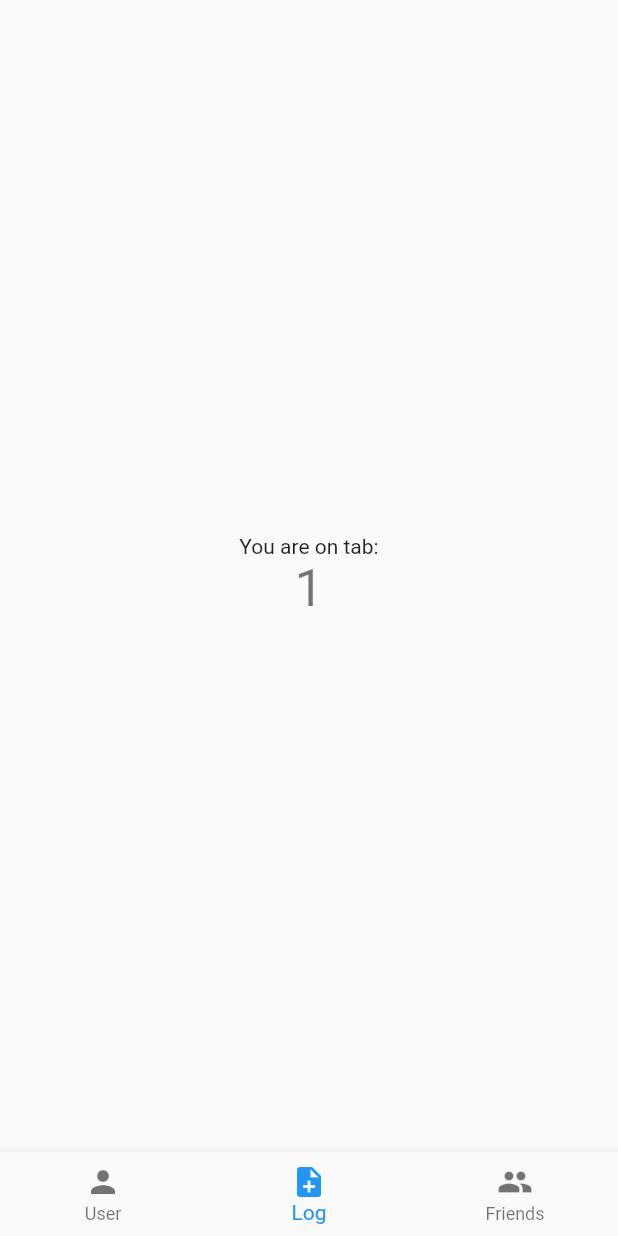
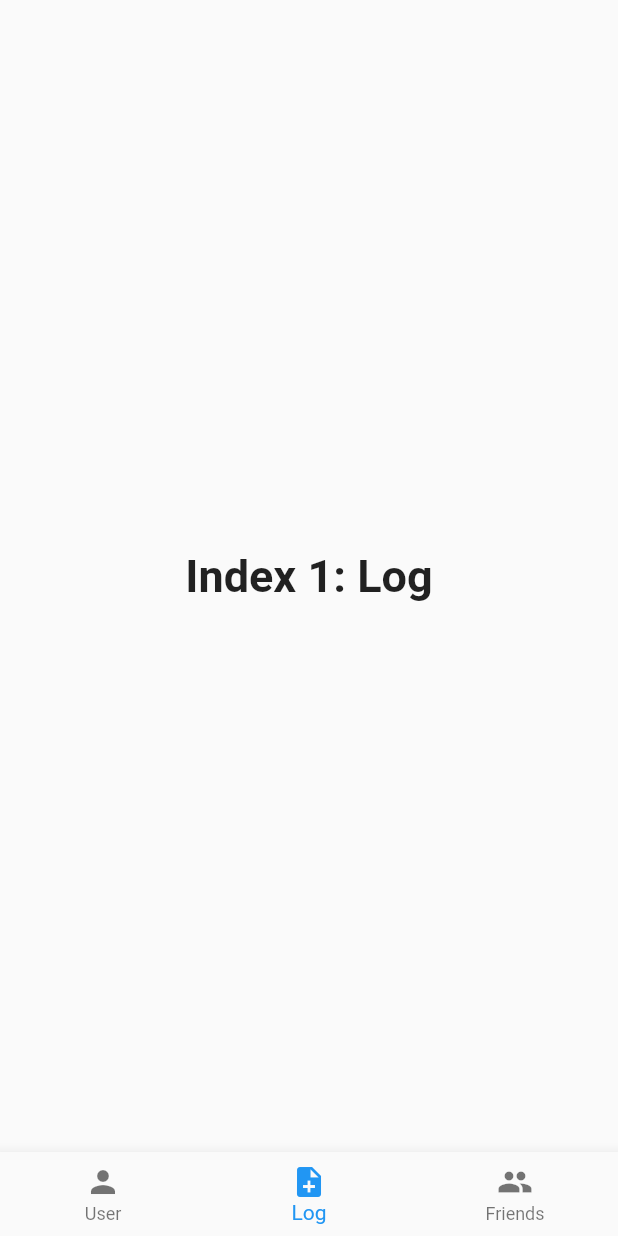
Before and after one commit to katerberg/friend-builder, a Flutter app: the screen it shows after launch, on a phone screen of 412 x 824 dp. Run offline on Flutter 3.47's test engine with Material 2 defaults, Android fonts, the phone set to English and light mode, and no system bars; our stand-ins replace contacts_service, permission_handler.

Commit message:
Has tab content

```diff
--- a/lib/navigationBar.dart
+++ b/lib/navigationBar.dart
@@ -7,6 +7,24 @@ class NavigationBar extends StatefulWidget {
 
 class _NavigationBarState extends State<NavigationBar> {
   int _tabIndex = 1;
+
+  static const TextStyle optionStyle =
+      TextStyle(fontSize: 30, fontWeight: FontWeight.bold);
+
+  static const List<Widget> _tabs = <Widget>[
+    Text(
+      'Index 0: User',
+      style: optionStyle,
+    ),
+    Text(
+      'Index 1: Log',
+      style: optionStyle,
+    ),
+    Text(
+      'Index 2: Friends',
+      style: optionStyle,
+    ),
+  ];
 
   void _changeTab(int tabIndex) async {
     setState(() {
@@ -37,18 +55,7 @@ class _NavigationBarState extends State<NavigationBar> {
         onTap: _changeTab,
       ),
       body: Center(
-        child: Column(
-          mainAxisAlignment: MainAxisAlignment.center,
-          children: <Widget>[
-            Text(
-              'You are on tab:',
-            ),
-            Text(
-              '$_tabIndex',
-              style: Theme.of(context).textTheme.headline4,
-            ),
-          ],
-        ),
+        child: _tabs.elementAt(_tabIndex),
       ),
     );
   }
```
